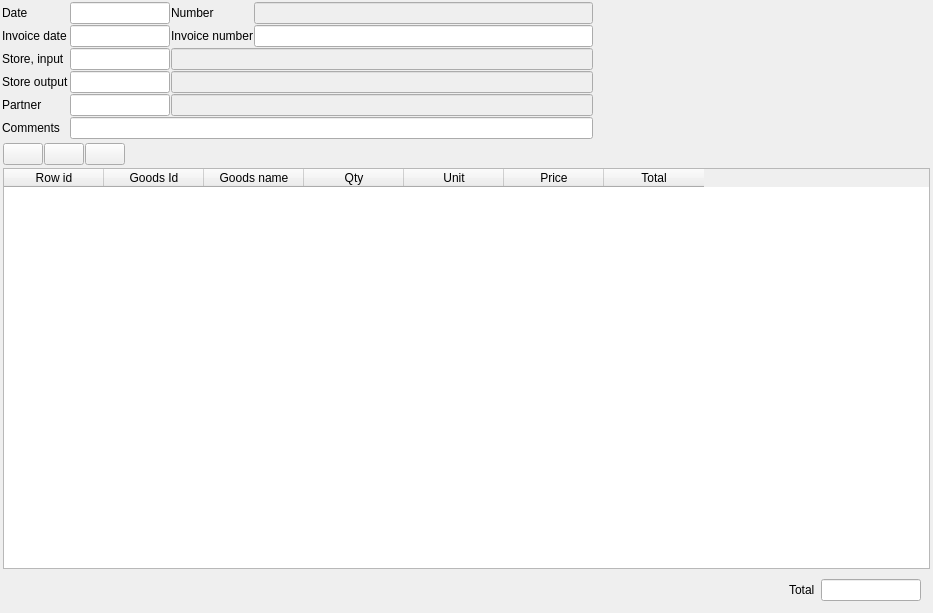
Above: FrontDesk/c5storedoc.ui from End1-1/Cafe5 before the change. Below: the same form after it.
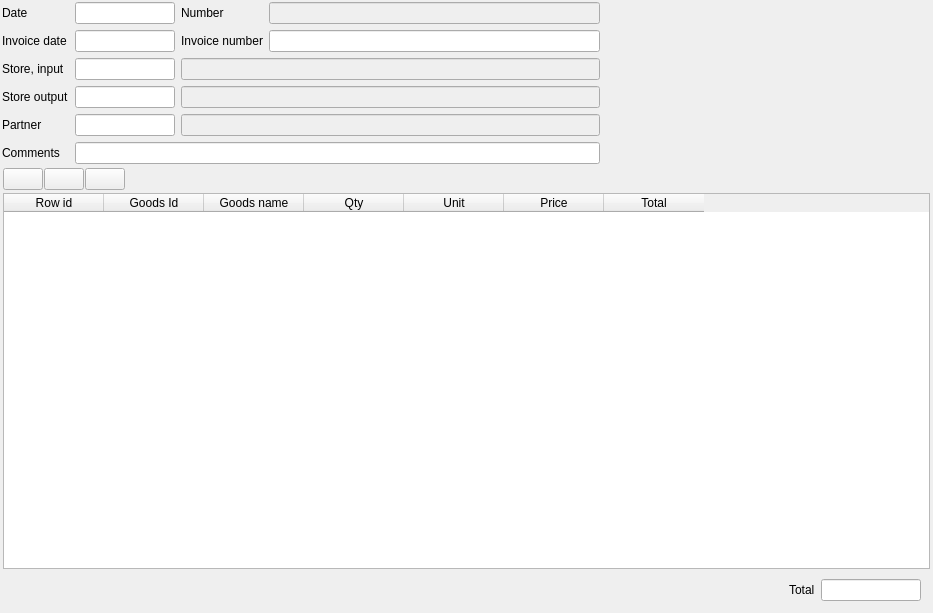
That is the form after the change. Icons and pictures are not drawn. Custom widgets are drawn as their Qt base class.

```diff
--- a/FrontDesk/c5storedoc.ui
+++ b/FrontDesk/c5storedoc.ui
@@ -45,7 +45,7 @@
        <number>1</number>
       </property>
       <property name="spacing">
-       <number>1</number>
+       <number>6</number>
       </property>
       <item row="1" column="2">
        <widget class="QLabel" name="lbInvoiceNumber">
```
